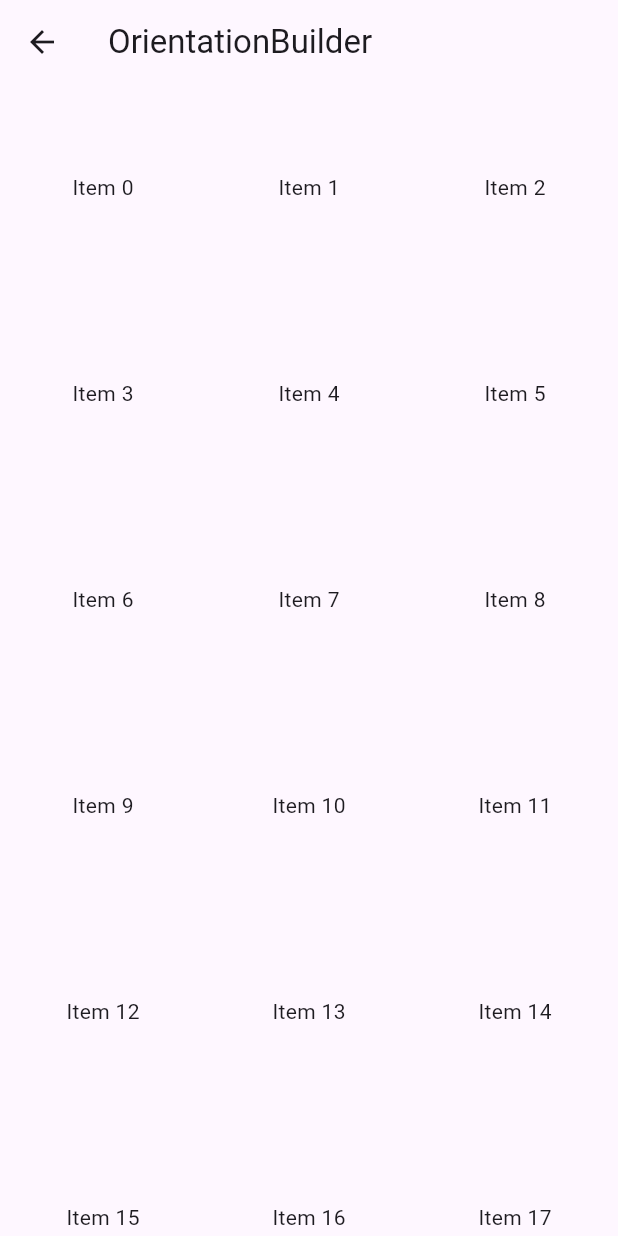
After one commit to dodocap/flutter-orm-practice, a Flutter app: the MyOrientation screen opened directly, on a phone screen of 412 x 824 dp. The commit adds this screen. Run offline on Flutter 3.47's test engine with Material 3 defaults, Android fonts, the light colour scheme and no system bars; our stand-ins replace flutter_svg, lottie.

Commit message:
feat: OrientaionBuilder

```diff
--- /dev/null
+++ b/lib/23_12_26/my_orientation.dart
@@ -0,0 +1,29 @@
+import 'package:flutter/material.dart';
+
+class MyOrientation extends StatefulWidget {
+  const MyOrientation({super.key});
+
+  @override
+  State<MyOrientation> createState() => _MyOrientationState();
+}
+
+class _MyOrientationState extends State<MyOrientation> {
+  @override
+  Widget build(BuildContext context) {
+    return Scaffold(
+      appBar: AppBar(
+        title: const Text('OrientationBuilder'),
+      ),
+      body: OrientationBuilder(
+        builder: (BuildContext context, Orientation orientation) {
+          return GridView.count(
+            crossAxisCount: orientation == Orientation.portrait ? 3 : 5,
+            children: List.generate(50, (index) {
+              return Center(child: Text('Item $index'));
+            }),
+          );
+        },
+      ),
+    );
+  }
+}
--- a/lib/main.dart
+++ b/lib/main.dart
@@ -7,6 +7,7 @@
 import 'package:orm_practice/23_12_26/my_animated_container.dart';
 import 'package:orm_practice/23_12_26/my_animated_opacity.dart';
 import 'package:orm_practice/23_12_26/my_drawer.dart';
+import 'package:orm_practice/23_12_26/my_orientation.dart';
 import 'package:orm_practice/23_12_26/my_snack_bar.dart';
 import 'package:orm_practice/list_mapper_screen.dart';
 
@@ -32,6 +33,7 @@
         '2. AnimatedOpacity' : MyAnimatedOpacity(),
         '3. Drawer' : MyDrawer(),
         '4. SnackBar' : MySnackBar(),
+        '5. OrientationBuilder' : MyOrientation(),
       },
   ),
 };
```
